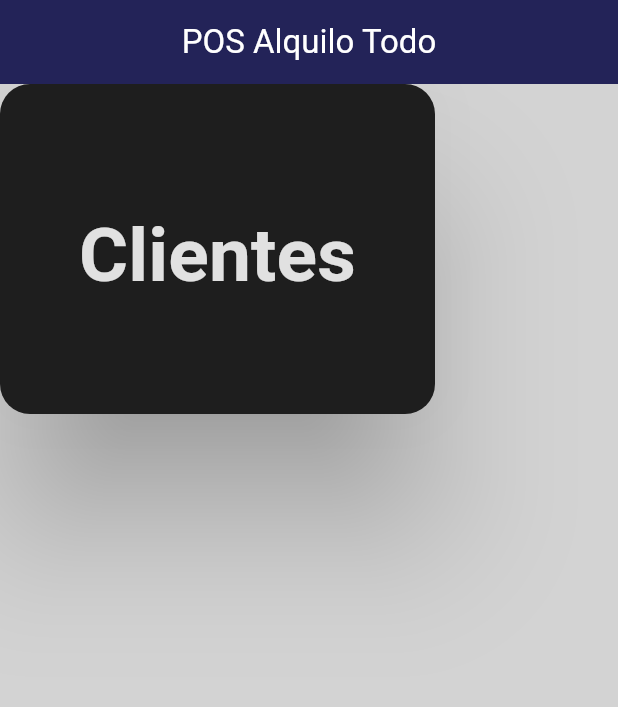
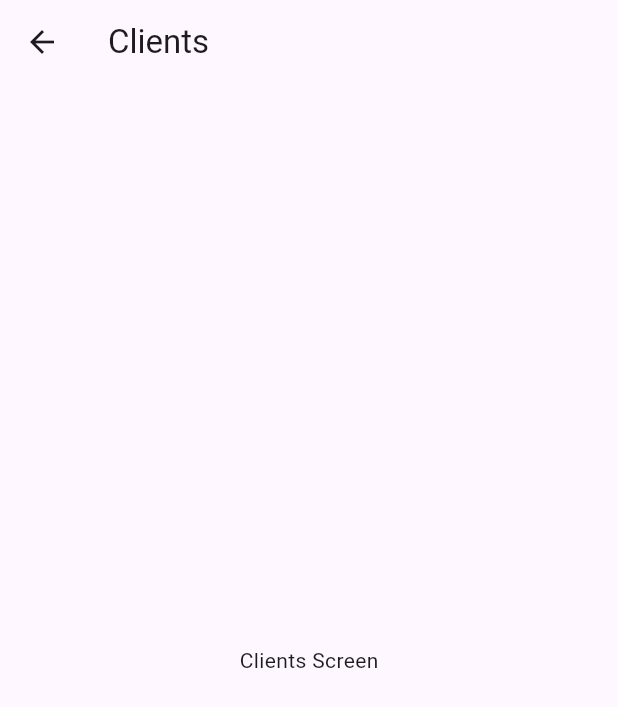
Before and after one commit to Wizardragon/course_app_flutter, a Flutter app: the screen it shows after launch, after a tap on "Clientes", on a phone screen of 412 x 824 dp. Shown: the top 707 px of the screen. Run offline on Flutter 3.47's test engine with Material 3 defaults, Android fonts, the phone set to English and light mode, and no system bars.

Commit message:
Home screen ready, it's only to navigate throught the screeen.

```diff
--- a/lib/components/buttom_home_screen.dart
+++ /dev/null
@@ -1,48 +0,0 @@
-import 'package:course_app_flutter/styles/app_colors.dart';
-import 'package:flutter/material.dart';
-
-class ButtomHomeScreen extends StatefulWidget {
-  const ButtomHomeScreen({super.key});
-
-  @override
-  State<ButtomHomeScreen> createState() => _ButtomHomeScreenState();
-}
-
-class _ButtomHomeScreenState extends State<ButtomHomeScreen> {
-  bool _isPressed = false;
-  @override
-  Widget build(BuildContext context) {
-    return ElevatedButton(
-      onPressed: () {
-        setState(() {
-          _isPressed = !_isPressed;
-        });
-      },
-      style: ElevatedButton.styleFrom(
-        // 1. Definir el color de fondo (Primary en Material)
-        backgroundColor: AppColors.backgroundComponent,
-        // 2. Color del contenido (Texto/Icono)
-        foregroundColor: AppColors.primaryText,
-        // 3. Forzar dimensiones cuadradas
-        fixedSize: const Size(290, 220),
-        // 4. Eliminar el redondeo de las esquinas
-        shape: const RoundedRectangleBorder(
-          borderRadius: BorderRadius.all(Radius.circular(20)),
-        ),
-        // 5. Elevación sutil para Windows
-        elevation: 40,
-      ),
-      child: const Column(
-        mainAxisAlignment: MainAxisAlignment.center,
-        children: [
-          SizedBox(height: 8),
-          Text(
-            'Clientes',
-            textAlign: TextAlign.center,
-            style: TextStyle(fontSize: 50, fontWeight: FontWeight.bold),
-          ),
-        ],
-      ),
-    );
-  }
-}
--- /dev/null
+++ b/lib/components/button_home_screen.dart
@@ -0,0 +1,76 @@
+import 'package:course_app_flutter/styles/app_styles.dart';
+import 'package:flutter/material.dart';
+
+typedef OnNavigationTap = void Function();
+
+class ButtonHomeScreen extends StatelessWidget {
+  final String label;
+  final OnNavigationTap onPressed;
+
+  const ButtonHomeScreen({
+    super.key,
+    required this.label,
+    required this.onPressed,
+    });
+
+  @override
+  Widget build(BuildContext context) {
+    return ElevatedButton(
+      onPressed: onPressed,
+      style: AppStyles.machineButtonStyle.copyWith(
+        fixedSize: WidgetStateProperty.all(const Size(400, 200)),
+      ),
+      child:  Column(
+        mainAxisAlignment: MainAxisAlignment.center,
+        children: [
+          Text(
+            label,
+            softWrap: false,
+            overflow: TextOverflow.clip,
+            textAlign: TextAlign.center,
+            style: TextStyle(
+              fontSize: 50,
+              fontWeight: FontWeight.bold,
+            ),
+          ),
+        ],
+      ),
+    );
+  }
+}
+
+class Button2HomeScreen extends StatelessWidget {
+  final String label;
+  final OnNavigationTap onPressed;
+
+  const Button2HomeScreen({
+    super.key,
+    required this.label,
+    required this.onPressed,
+    });
+
+  @override
+  Widget build(BuildContext context) {
+    return ElevatedButton(
+      onPressed: onPressed,
+      style: AppStyles.machineButtonStyle2.copyWith(
+        fixedSize: WidgetStateProperty.all(const Size(300, 80)),
+      ),
+      child:  Column(
+        mainAxisAlignment: MainAxisAlignment.center,
+        children: [
+          Text(
+            label,
+            softWrap: false,
+            overflow: TextOverflow.clip,
+            textAlign: TextAlign.center,
+            style: TextStyle(
+              fontSize: 25,
+              fontWeight: FontWeight.w500,
+            ),
+          ),
+        ],
+      ),
+    );
+  }
+}
--- a/lib/main.dart
+++ b/lib/main.dart
@@ -2,7 +2,7 @@
 //import 'package:course_app_flutter/layouts/column.dart';
 //import 'package:course_app_flutter/layouts/row.dart';
 //import 'package:course_app_flutter/components/buttom.dart';
-import 'package:course_app_flutter/components/buttom_home_screen.dart';
+import 'package:course_app_flutter/screens/home_screen.dart';
 //import 'package:course_app_flutter/components/images.dart';
 //import 'package:course_app_flutter/components/textfield.dart';
 import 'package:flutter/material.dart';
@@ -17,16 +17,11 @@ class MainApp extends StatelessWidget {
   @override
   Widget build(BuildContext context) {
     return MaterialApp(
-      home: Scaffold(
-        appBar: AppBar(
-          title: Text('POS Alquilo Todo'),
-          centerTitle: true,
-          backgroundColor: Color(0xFF232358),
-          foregroundColor: Color(0xFFFFFFFF),
-        ),
-        backgroundColor: Color(0xFFD3D3D3),
-        body: ButtomHomeScreen(),
-      ),
-    );
+      debugShowCheckedModeBanner: false,
+      title: 'Flutter Demo',
+      theme: ThemeData(useMaterial3: true),
+      home : const HomeScreen(),
+
+      );
   }
 }
--- /dev/null
+++ b/lib/screens/clients_screen.dart
@@ -0,0 +1,17 @@
+import 'package:flutter/material.dart';
+
+class ClientsScreen extends StatelessWidget {
+  const ClientsScreen({super.key});
+
+  @override
+  Widget build(BuildContext context) {
+    return Scaffold(
+      appBar: AppBar(
+        title: const Text('Clients'),
+      ),
+      body: const Center(
+        child: Text('Clients Screen'),
+      ),
+    );
+  }
+}
--- a/lib/screens/home_screen.dart
+++ b/lib/screens/home_screen.dart
@@ -1,4 +1,9 @@
+import 'package:course_app_flutter/components/button_home_screen.dart';
+import 'package:course_app_flutter/screens/contracts_screen.dart';
+import 'package:course_app_flutter/screens/machinery_screen.dart';
 import 'package:flutter/material.dart';
+import 'package:course_app_flutter/styles/app_colors.dart';
+import 'clients_screen.dart';
 
 class HomeScreen extends StatefulWidget {
   const HomeScreen({super.key});
@@ -10,6 +15,113 @@ class HomeScreen extends StatefulWidget {
 class _HomeScreenState extends State<HomeScreen> {
   @override
   Widget build(BuildContext context) {
-    return Scaffold();
+    return Scaffold(
+      backgroundColor: AppColors.background,
+      appBar: AppBar(
+        title: const Text(
+          'Home Screen',
+          style: TextStyle(
+            fontWeight: FontWeight.bold,
+            color: AppColors.primaryText,
+          ),
+        ),
+        backgroundColor: AppColors.primary,
+      ),
+      body: ListView(
+        padding: const EdgeInsets.all(16),
+        children: [
+          Padding(
+            padding: const EdgeInsets.only(top: 20, bottom: 80),
+            child: SizedBox(
+              width: double.infinity,
+              child: Wrap(
+                alignment: WrapAlignment.center,
+                spacing: 20, // Espacio horizontal
+                runSpacing: 20, // Espacio vertical
+                children: [
+                  Button2HomeScreen(
+                    label: 'Nuevo Contrato',
+                    onPressed: () {
+                      // Handle navigation or action here
+                    },
+                  ),
+                  Button2HomeScreen(
+                    label: 'Hacer dovolución',
+                    onPressed: () {
+                      // Handle navigation or action here
+                    },
+                  ),
+                  Button2HomeScreen(
+                    label: 'Nuevo cliente',
+                    onPressed: () {
+                      // Handle navigation or action here
+                    },
+                  ),
+                ],
+              )
+            ),
+            ),
+          Padding(
+            padding: const EdgeInsets.only(right: 32, left: 32),
+            child: SizedBox(
+              width: double.infinity,
+              child: Wrap(
+                alignment: WrapAlignment.center,
+                spacing: 20, // Espacio horizontal
+                runSpacing: 20,
+
+                children: [
+                  ButtonHomeScreen(
+                    label: 'Clientes',
+                    onPressed: () => _navigateTo(context, const ClientsScreen()),
+                  ),
+                  ButtonHomeScreen(
+                    label: 'Máquinas',
+                    onPressed: () =>
+                        _navigateTo(context, const MachineryScreen()),
+                  ),
+                  ButtonHomeScreen(
+                    label: 'Contratos',
+                    onPressed: () =>
+                        _navigateTo(context, const ContractsScreen()),
+                  ),
+                ],
+              ),
+            ),
+          ),
+          Padding(
+            padding: const EdgeInsets.only(right: 32, left: 32,top: 20, bottom: 20),
+            child: SizedBox(
+              width: double.infinity,
+              child: Wrap(
+                alignment: WrapAlignment.center,
+                spacing: 20, // Espacio horizontal
+                runSpacing: 20,
+                children: [
+                  ButtonHomeScreen(
+                    label: 'Clientes',
+                    onPressed: () => _navigateTo(context, const ClientsScreen()),
+                  ),
+                  ButtonHomeScreen(
+                    label: 'Máquinas',
+                    onPressed: () =>
+                        _navigateTo(context, const MachineryScreen()),
+                  ),
+                  ButtonHomeScreen(
+                    label: 'Contratos',
+                    onPressed: () =>
+                        _navigateTo(context, const ContractsScreen()),
+                  ),
+                ],
+              ),
+            ),
+          ),
+        ],
+      ),
+    );
   }
 }
+
+void _navigateTo(BuildContext context, Widget screen) {
+  Navigator.of(context).push(MaterialPageRoute(builder: (_) => screen));
+}
--- a/lib/styles/app_colors.dart
+++ b/lib/styles/app_colors.dart
@@ -2,7 +2,7 @@ import 'dart:ui';
 
 class AppColors {
   // Un morado más vibrante para que destaque sobre fondos oscuros
-  static const Color primary = Color(0xFF9D50FF);
+  static const Color primary = Color.fromARGB(255, 116, 12, 132);
   // Profundidad para gradientes o elementos secundarios
   static const Color secondary = Color(0xFF6200EE);
   // Amarillo "Gold" vibrante para alertas, estados activos o botones clave
@@ -10,7 +10,7 @@ class AppColors {
 
   // --- Backgrounds & Surfaces ---
   // No uses negro puro (#000), usa un gris azulado/púrpura muy oscuro para dar profundidad
-  static const Color background = Color(0xFF121212);
+  static const Color background = Color.fromARGB(255, 100, 100, 100);//0xFF121212
   // Elevación nivel 1: Para tarjetas y contenedores
   static const Color backgroundComponent = Color(0xFF1E1E1E);
   // Elevación nivel 2: Para cuando un ítem está seleccionado (un toque del primario)
```
Also changed, not shown: lib/screens/contracts_screen.dart (added, +17 -0 lines), lib/screens/machinery_screen.dart (added, +17 -0 lines), lib/styles/app_styles.dart (+25 -0 lines), pubspec.lock.
